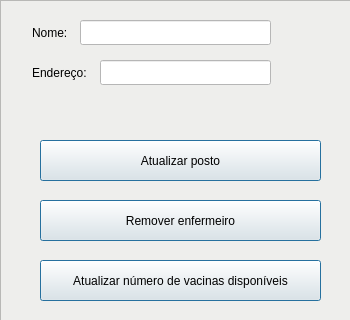
The window that cadvac_gui/postdetailswindow.ui (lucasnatali98/CADVAC) describes before a commit, drawn with Qt 5.
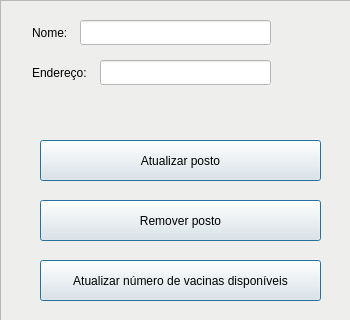
The same window after the commit.

Commit message: Criação e busca de pacientes, enfermeiros e postos + alteração das vacinas disponiveis

```diff
--- a/cadvac_gui/postdetailswindow.ui
+++ b/cadvac_gui/postdetailswindow.ui
@@ -106,7 +106,7 @@
       </rect>
      </property>
      <property name="text">
-      <string>Remover enfermeiro</string>
+      <string>Remover posto</string>
      </property>
      <property name="default">
       <bool>true</bool>
```
Left out of the diff: 8 changed lines with no effect on the pictures. The commit also changes 49 other files.
